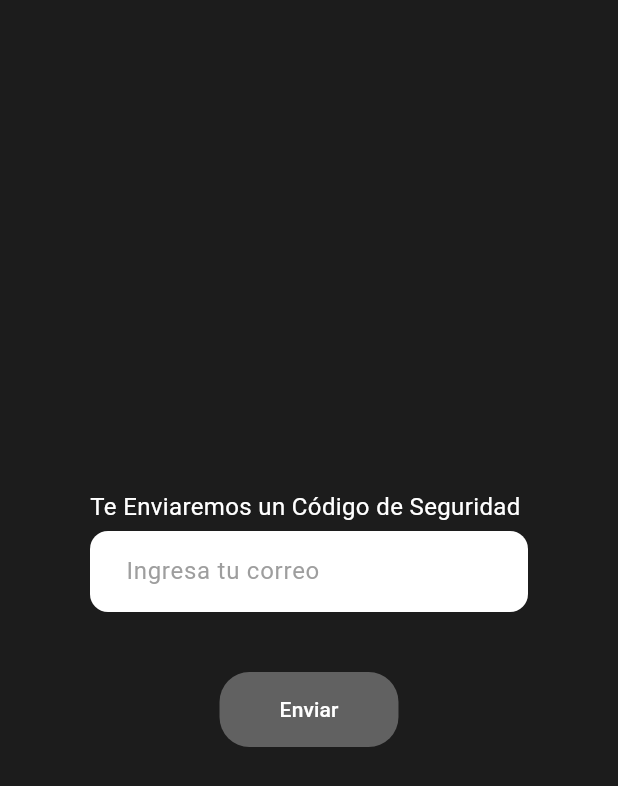
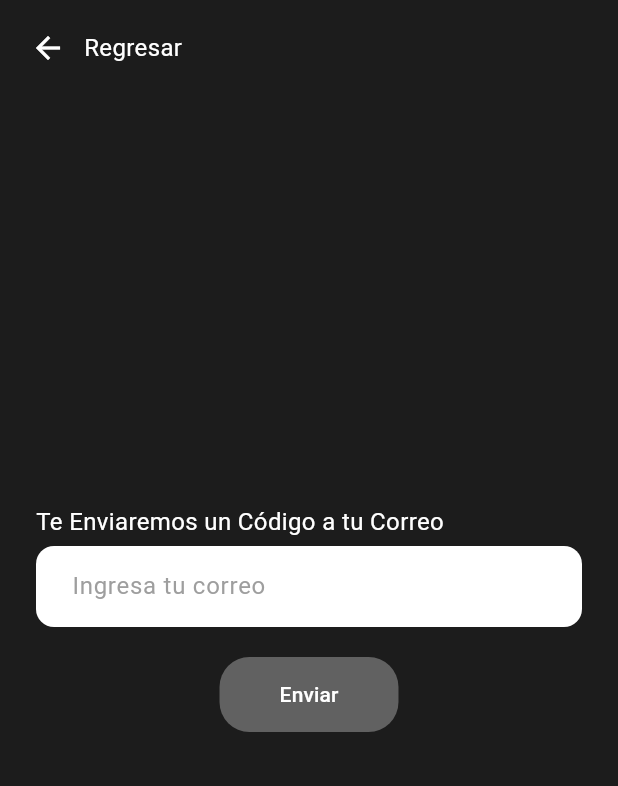
Before and after one commit to Litzy-Camacho/BarberiaFront, a Flutter app: the ResetPasswordPage screen opened directly, on a phone screen of 412 x 824 dp. Shown: the top 786 px of the screen. Run offline on Flutter 3.47's test engine with Material 3 defaults, Android fonts, the phone set to English and light mode, and no system bars; our stand-ins replace animated_text_kit, confetti, font_awesome_flutter, shared_preferences, visibility_detector; accounts and stored records are empty.

Commit message:
avance10

```diff
--- a/lib/main.dart
+++ b/lib/main.dart
@@ -1,6 +1,6 @@
 import 'package:flutter/material.dart';
 import 'pages/Home/home_page.dart';
-import './pages/Services/services_screen.dart';
+import './pages/Login/login.dart';
 
 void main() {
   runApp(const MyApp());
@@ -14,7 +14,7 @@ class MyApp extends StatelessWidget {
     return MaterialApp(
       debugShowCheckedModeBanner: false, // Quita la banderita de debug
       title: 'Barbería',
-      home: ServicesScreen(), // HomePage como pantalla principal
+      home: LoginPage(), // HomePage como pantalla principal
     );
   }
 }
--- a/lib/pages/Login/reset_password_email.dart
+++ b/lib/pages/Login/reset_password_email.dart
@@ -1,97 +1,132 @@
 import 'package:flutter/material.dart';
-import 'reset_password_code.dart';
+import '../Login/reset_password_code.dart';
+import '../Login/login.dart';
 
 class ResetPasswordPage extends StatefulWidget {
   const ResetPasswordPage({super.key});
 
   @override
-  State<ResetPasswordPage> createState() => _ResetPasswordPageState();
+  _ResetPasswordPageState createState() => _ResetPasswordPageState();
 }
 
 class _ResetPasswordPageState extends State<ResetPasswordPage> {
-  final TextEditingController _emailController = TextEditingController();
-  bool _isEmailValid = false;
+  final TextEditingController emailController = TextEditingController();
+  String emailError = '';
+  bool isButtonEnabled = false;
 
   @override
   void initState() {
     super.initState();
-    _emailController.addListener(_validateEmail);
+    emailController.addListener(_validateInputs);
+  }
+
+  void _validateInputs() {
+    final email = emailController.text.trim();
+
+    setState(() {
+      isButtonEnabled = isValidEmail(email);
+      emailError = email.isEmpty || isValidEmail(email) ? '' : 'Correo inválido';
+    });
+  }
+
+  bool isValidEmail(String email) {
+    final regex = RegExp(r'^[a-zA-Z0-9._%+-]+@[a-zA-Z0-9.-]+\.[a-zA-Z]{2,4}$');
+    return regex.hasMatch(email);
   }
 
   @override
   void dispose() {
-    _emailController.dispose();
+    emailController.dispose();
     super.dispose();
-  }
-
-  void _validateEmail() {
-    final email = _emailController.text.trim();
-    final isValid = RegExp(r'^[\w-\.]+@([\w-]+\.)+[\w-]{2,4}$').hasMatch(email);
-    setState(() {
-      _isEmailValid = isValid;
-    });
   }
 
   @override
   Widget build(BuildContext context) {
     return Scaffold(
-      backgroundColor: const Color(0xFF1C1C1C),  // Asegura que el fondo del Scaffold tenga el color deseado
-      body: Padding(
-        padding: const EdgeInsets.symmetric(horizontal: 20),  // Padding general para toda la pantalla
-        child: Center(
-          child: SingleChildScrollView(
-            child: Column(
-              crossAxisAlignment: CrossAxisAlignment.center,
+      backgroundColor: const Color(0xFF1C1C1C),
+      body: SafeArea(
+        child: Stack(
           children: [
-                _buildForm(),
+            // Botón de regresar arriba a la izquierda
+            Positioned(
+              top: 0,
+              left: 0,
+              child: Padding(
+                padding: const EdgeInsets.all(8.0),
+                child: Row(
+                  children: [
+                    IconButton(
+                      icon: const Icon(Icons.arrow_back, color: Colors.white),
+                      onPressed: () {
+                        Navigator.pushReplacement(
+                          context,
+                          MaterialPageRoute(builder: (context) => const LoginPage()),
+                        );
+                      },
+                    ),
+                    const Text(
+                      'Regresar',
+                      style: TextStyle(color: Colors.white, fontSize: 16),
+                    ),
                   ],
                 ),
               ),
             ),
+
+            // Contenido centrado
+            Center(
+              child: SingleChildScrollView(
+                padding: const EdgeInsets.symmetric(horizontal: 24),
+                child: Column(
+                  mainAxisSize: MainAxisSize.min,
+                  children: [
+                    _LoginTextField(
+                      controller: emailController,
+                      label: 'Te Enviaremos un Código a tu Correo',
+                      hintText: 'Ingresa tu correo',
+                      errorText: emailError.isEmpty ? null : emailError,
+                    ),
+                    const SizedBox(height: 20),
+                    ElevatedButton(
+                      style: ElevatedButton.styleFrom(
+                        backgroundColor: isButtonEnabled ? Colors.white : Colors.grey.shade700,
+                        foregroundColor: isButtonEnabled ? Colors.black : Colors.white,
+                        disabledBackgroundColor: Colors.grey.shade700,
+                        disabledForegroundColor: Colors.white,
+                        padding: const EdgeInsets.symmetric(horizontal: 40, vertical: 15),
+                        shape: RoundedRectangleBorder(borderRadius: BorderRadius.circular(20)),
+                      ),
+                      onPressed: isButtonEnabled
+                          ? () {
+                              String email = emailController.text.trim().toLowerCase();
+                              if (!isValidEmail(email)) {
+                                setState(() {
+                                  emailError = 'Correo inválido';
+                                });
+                                return;
+                              }
+
+                              ScaffoldMessenger.of(context).showSnackBar(
+                                SnackBar(
+                                  content: Text('Correo enviado a: $email'),
+                                  backgroundColor: Colors.green,
+                                  duration: const Duration(seconds: 2),
                                 ),
                               );
-  }
 
-  Widget _buildForm() {
-    return Container(
-      padding: const EdgeInsets.symmetric(horizontal: 40),  // Padding específico para el formulario
-      child: Center(
-        child: Column(
-          crossAxisAlignment: CrossAxisAlignment.center,
-          children: [
-            _ResetPasswordTextField(
-              label: 'Te Enviaremos un Código de Seguridad',
-              hintText: 'Ingresa tu correo',
-              controller: _emailController,
-              showError: _emailController.text.isNotEmpty && !_isEmailValid,
-            ),
-            const SizedBox(height: 40),
-
-            ElevatedButton(
-              style: ElevatedButton.styleFrom(
-                backgroundColor: Colors.white,
-                foregroundColor: Colors.black,
-                disabledBackgroundColor: Colors.grey.shade700,
-                disabledForegroundColor: Colors.white,
-                padding: const EdgeInsets.symmetric(
-                  horizontal: 40,
-                  vertical: 15,
-                ),
-                shape: RoundedRectangleBorder(
-                  borderRadius: BorderRadius.circular(20),
-                ),
-              ),
-              onPressed: _isEmailValid
-                  ? () {
+                              Future.delayed(const Duration(milliseconds: 300), () {
                                 Navigator.push(
                                   context,
-                        MaterialPageRoute(
-                          builder: (context) => const ResetPasswordPage2(),
-                        ),
+                                  MaterialPageRoute(builder: (context) => const ResetPasswordPage2()),
                                 );
+                              });
                             }
                           : null,
                       child: const Text('Enviar'),
+                    ),
+                  ],
+                ),
+              ),
             ),
           ],
         ),
@@ -100,37 +135,56 @@ class _ResetPasswordPageState extends State<ResetPasswordPage> {
   }
 }
 
-// Campo de texto con validación
-class _ResetPasswordTextField extends StatelessWidget {
+class _LoginTextField extends StatefulWidget {
   final String label;
   final String hintText;
   final bool obscureText;
   final TextEditingController controller;
-  final bool showError;
+  final String? errorText;
 
-  const _ResetPasswordTextField({
+  const _LoginTextField({
     required this.label,
     required this.hintText,
+    this.obscureText = false,
     required this.controller,
-    this.obscureText = false,
-    this.showError = false,
+    this.errorText,
   });
+
+  @override
+  _LoginTextFieldState createState() => _LoginTextFieldState();
+}
+
+class _LoginTextFieldState extends State<_LoginTextField> {
+  late bool _obscure;
+
+  @override
+  void initState() {
+    super.initState();
+    _obscure = widget.obscureText;
+  }
+
+  void _toggleVisibility() {
+    setState(() {
+      _obscure = !_obscure;
+    });
+  }
 
   @override
   Widget build(BuildContext context) {
     return Column(
       crossAxisAlignment: CrossAxisAlignment.start,
       children: [
-        Text(label, style: const TextStyle(color: Colors.white, fontSize: 16)),
+        Text(widget.label, style: const TextStyle(color: Colors.white, fontSize: 16)),
         const SizedBox(height: 5),
         Container(
-          width: double.infinity,  // Hacer que el campo ocupe todo el ancho disponible
+          decoration: BoxDecoration(
+            borderRadius: BorderRadius.circular(12),
+          ),
           child: TextField(
-            controller: controller,
-            keyboardType: TextInputType.emailAddress,
-            obscureText: obscureText,
+            controller: widget.controller,
+            obscureText: _obscure,
             decoration: InputDecoration(
-              hintText: hintText,
+              hintText: widget.hintText,
               hintStyle: const TextStyle(color: Colors.grey),
               filled: true,
               fillColor: Colors.white,
@@ -138,11 +192,17 @@ class _ResetPasswordTextField extends StatelessWidget {
                 borderRadius: BorderRadius.circular(12),
                 borderSide: BorderSide.none,
               ),
-              contentPadding: const EdgeInsets.symmetric(
-                horizontal: 20,  // Aumenta el padding horizontal para hacerlo más largo
-                vertical: 15,    // Ajuste en el padding vertical
+              contentPadding: const EdgeInsets.symmetric(horizontal: 20, vertical: 15),
+              errorText: widget.errorText,
+              suffixIcon: widget.obscureText
+                  ? IconButton(
+                      icon: Icon(
+                        _obscure ? Icons.visibility_off : Icons.visibility,
+                        color: Colors.grey,
                       ),
-              errorText: showError ? 'Correo inválido' : null,
+                      onPressed: _toggleVisibility,
+                    )
+                  : null,
             ),
           ),
         ),
--- a/pubspec.yaml
+++ b/pubspec.yaml
@@ -66,6 +66,7 @@ flutter:
      - assets/imag/corteestilo.jpg
      - assets/imag/estilos.jpg
      - assets/imag/extra.jpg
+     - assets/imag/google.png
      - assets/imag/home.jpg
      - assets/imag/login.jpg
      - assets/imag/logo.png
```
Also changed, not shown: lib/pages/Login/create_account.dart (+20 -0 lines), lib/pages/Login/login.dart (+62 -40 lines), lib/pages/Login/reset_password_code.dart (+50 -8 lines), lib/pages/Login/reset_password_data.dart (+38 -11 lines), assets/imag/google.png. Lines whose indentation alone changed are shown as unchanged.
